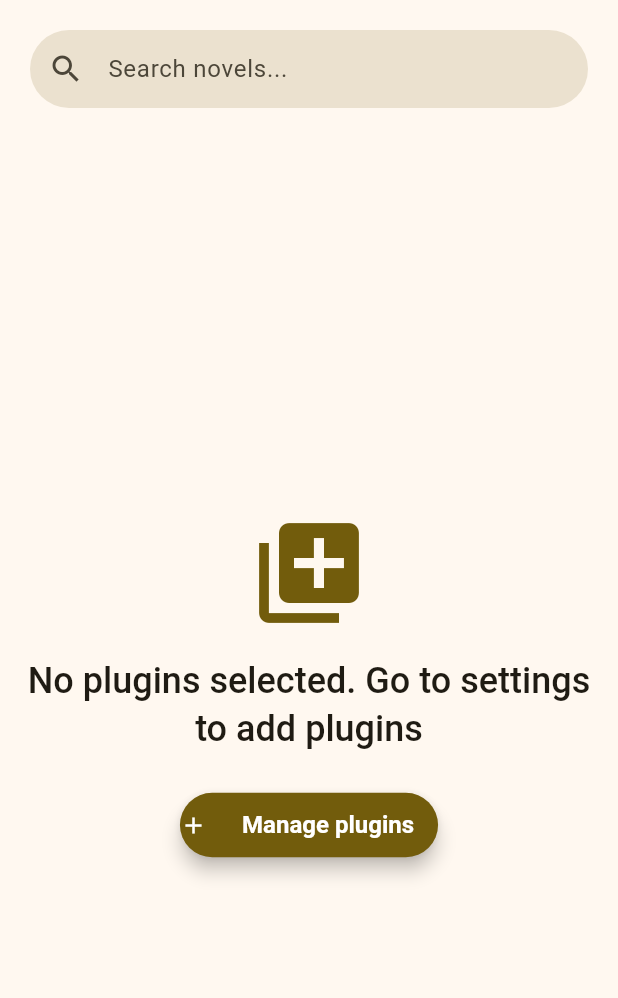
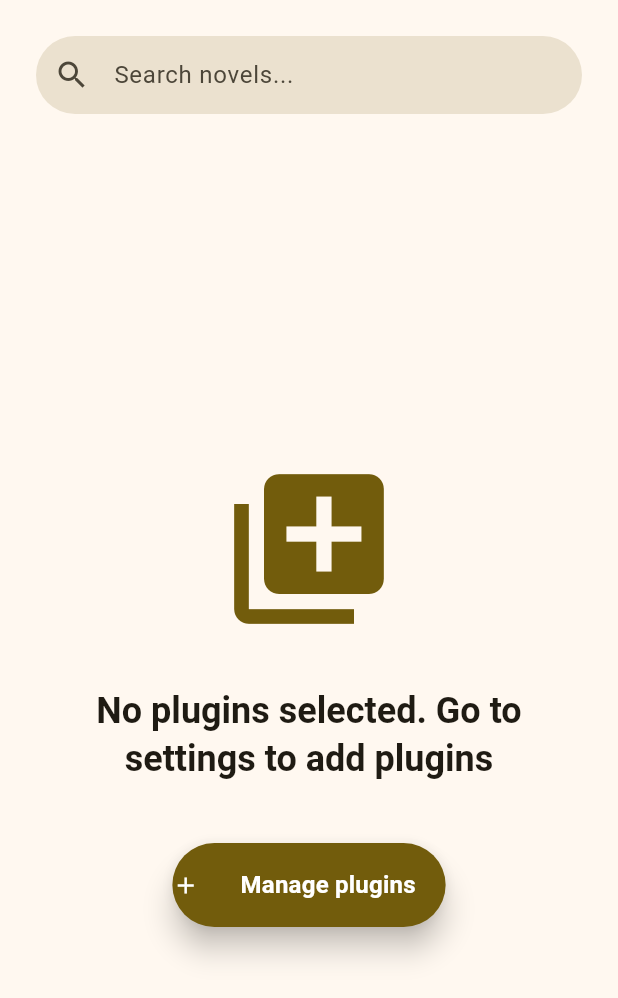
Before and after one commit to Luiz-eduardp/akashic_records, a Flutter app: the LibraryScreen screen opened directly, on a phone screen of 412 x 824 dp. Shown: the top 998 px of the screen. Run offline on Flutter 3.47's test engine with Material 3 defaults, Android fonts, the phone set to English and light mode, and no system bars; our stand-ins replace battery_plus, cached_network_image, file_picker, flutter_advanced_drawer, flutter_html, flutter_markdown and 9 more; missing offline and left inert: epubx, flutter_code_editor, highlight, jsf, traffic_stats; accounts and stored records are empty; network calls fail.

Commit message:
refactor(library): improve library screen UI
- Updated padding and spacing
- Increased icon sizes
- Improved text styles
- Adjusted button styles
- Enhanced error message display

```diff
--- a/lib/screens/library/library_screen.dart
+++ b/lib/screens/library/library_screen.dart
@@ -105,7 +105,10 @@ class _LibraryScreenState extends State<LibraryScreen> {
           child: Column(
             children: [
               Padding(
-                padding: const EdgeInsets.all(12.0),
+                padding: const EdgeInsets.symmetric(
+                  horizontal: 16.0,
+                  vertical: 16.0,
+                ),
                 child: SearchBarWidget(
                   onSearch: _onSearchChanged,
                   onFilterPressed: null,
@@ -129,12 +132,14 @@ class _LibraryScreenState extends State<LibraryScreen> {
               valueColor: AlwaysStoppedAnimation<Color>(
                 theme.colorScheme.primary,
               ),
+              strokeWidth: 4.0,
             ),
-            const SizedBox(height: 8),
+            const SizedBox(height: 24),
             Text(
               'Pesquisando'.translate,
-              style: theme.textTheme.bodyMedium!.copyWith(
+              style: theme.textTheme.headlineSmall!.copyWith(
                 color: theme.colorScheme.onSurfaceVariant,
+                fontWeight: FontWeight.w600,
               ),
             ),
           ],
@@ -145,21 +150,22 @@ class _LibraryScreenState extends State<LibraryScreen> {
     if (_errorMessage != null) {
       return Center(
         child: Padding(
-          padding: const EdgeInsets.all(16.0),
+          padding: const EdgeInsets.all(32.0),
           child: Column(
             mainAxisAlignment: MainAxisAlignment.center,
             children: [
               Icon(
                 Icons.error_outline,
-                size: 48,
+                size: 80,
                 color: theme.colorScheme.error,
               ),
-              const SizedBox(height: 8),
+              const SizedBox(height: 24),
               Text(
                 _errorMessage!,
                 textAlign: TextAlign.center,
-                style: theme.textTheme.bodyLarge!.copyWith(
+                style: theme.textTheme.headlineSmall!.copyWith(
                   color: theme.colorScheme.onErrorContainer,
+                  fontWeight: FontWeight.w600,
                 ),
               ),
             ],
@@ -186,7 +192,7 @@ class _LibraryScreenState extends State<LibraryScreen> {
 
     return ListView.builder(
       itemCount: appState.selectedPlugins.length,
-      padding: const EdgeInsets.symmetric(vertical: 8.0),
+      padding: const EdgeInsets.symmetric(vertical: 12.0),
       itemBuilder: (context, index) {
         final pluginName = appState.selectedPlugins.elementAt(index);
         return PluginCard(pluginName: pluginName);
@@ -197,22 +203,26 @@ class _LibraryScreenState extends State<LibraryScreen> {
   Widget _buildNoPluginsSelected(ThemeData theme) {
     return Center(
       child: Padding(
-        padding: const EdgeInsets.all(16.0),
+        padding: const EdgeInsets.all(32.0),
         child: Column(
           mainAxisAlignment: MainAxisAlignment.center,
           children: [
-            Icon(Icons.library_add, size: 80, color: theme.colorScheme.primary),
-            const SizedBox(height: 16),
+            Icon(
+              Icons.library_add,
+              size: 120,
+              color: theme.colorScheme.primary,
+            ),
+            const SizedBox(height: 32),
             Text(
               'Nenhum plugin selecionado. Acesse as configurações para adicionar plugins.'
                   .translate,
               textAlign: TextAlign.center,
               style: theme.textTheme.headlineSmall!.copyWith(
                 color: theme.colorScheme.onSurface,
-                fontWeight: FontWeight.w500,
+                fontWeight: FontWeight.bold,
               ),
             ),
-            const SizedBox(height: 24),
+            const SizedBox(height: 40),
             ElevatedButton.icon(
               onPressed: () {
                 Navigator.pushNamed(context, '/plugins');
@@ -220,21 +230,20 @@ class _LibraryScreenState extends State<LibraryScreen> {
               icon: const Icon(Icons.add),
               label: Padding(
                 padding: const EdgeInsets.symmetric(
-                  horizontal: 16,
-                  vertical: 12,
+                  horizontal: 20,
+                  vertical: 16,
                 ),
                 child: Text('Gerenciar plugins'.translate),
               ),
               style: ElevatedButton.styleFrom(
                 backgroundColor: theme.colorScheme.primary,
                 foregroundColor: theme.colorScheme.onPrimary,
-                elevation: 5,
+                elevation: 8,
                 shape: RoundedRectangleBorder(
-                  borderRadius: BorderRadius.circular(28),
+                  borderRadius: BorderRadius.circular(32),
                 ),
                 padding: EdgeInsets.zero,
-                textStyle: const TextStyle(
-                  fontSize: 16,
+                textStyle: theme.textTheme.titleMedium!.copyWith(
                   fontWeight: FontWeight.w600,
                 ),
               ),
```
